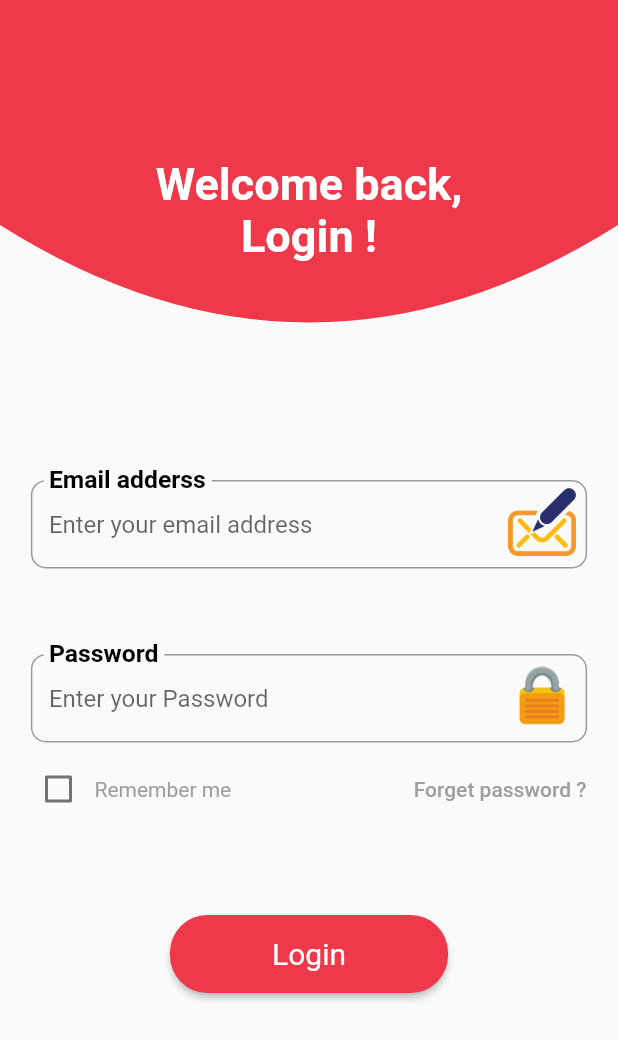
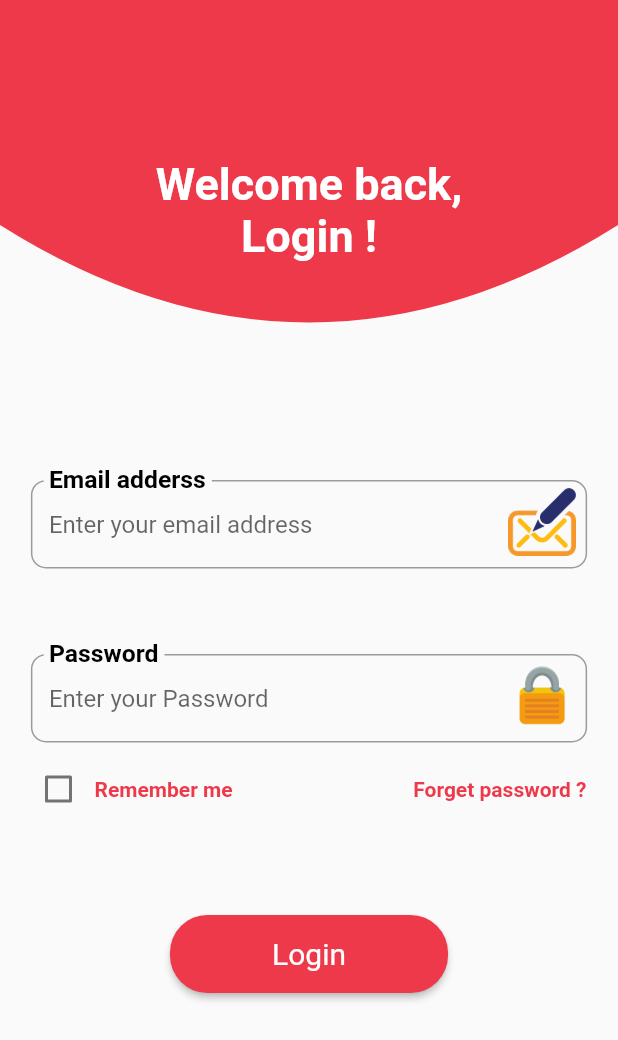
Before and after one commit to nagyghamrawy2/Blood-Donation, a Flutter app: the LoginScreen screen opened directly, on a phone screen of 412 x 824 dp. Shown: the top 1040 px of the screen. Run offline on Flutter 3.47's test engine with Material 2 defaults, Android fonts, the phone set to English and light mode, and no system bars; our stand-ins replace bloc, flutter_bloc.

Commit message:
تعديل الالوان

```diff
--- a/lib/modules/Login_Screen/Login_Screen.dart
+++ b/lib/modules/Login_Screen/Login_Screen.dart
@@ -1,5 +1,7 @@
 import 'package:blood_bank/shared/components/components.dart';
+import 'package:blood_bank/shared/styles/colors.dart';
 import 'package:flutter/material.dart';
+import '../../shared/styles/colors.dart';
 
 class LoginScreen extends StatefulWidget {
   @override
@@ -8,10 +10,10 @@ class LoginScreen extends StatefulWidget {
 
 class _LoginScreenState extends State<LoginScreen> {
   var emailcontroller = TextEditingController();
-
   var passwordcontroller = TextEditingController();
 
   bool value = false;
+  void initState(){}
 
   @override
   Widget build(BuildContext context) {
@@ -81,8 +83,7 @@ class _LoginScreenState extends State<LoginScreen> {
                 Padding(
                   padding: const EdgeInsets.only(left: 15.0),
                   child: Checkbox(
-                    //checkColor:Color.fromRGBO(237, 57, 74, 1),
-                    activeColor: Colors.redAccent,
+                    activeColor: mainColor,
                     value: this.value,
                     onChanged: (value) {
                       setState(() {
@@ -93,7 +94,7 @@ class _LoginScreenState extends State<LoginScreen> {
                 ),
                 Expanded(
                   child:
-                      Text('Remember me', style: TextStyle(color: Colors.grey)),
+                      Text('Remember me', style: TextStyle(color:mainColor,fontWeight: FontWeight.bold)),
                 ),
                 MaterialButton(
                   onPressed: () {},
@@ -103,7 +104,7 @@ class _LoginScreenState extends State<LoginScreen> {
                         alignment: Alignment.centerRight,
                         child: Text(
                           'Forget password ?',
-                          style: TextStyle(color: Colors.grey),
+                          style: TextStyle(color:mainColor,fontWeight: FontWeight.bold),
                         )),
                   ),
                 ),
```
